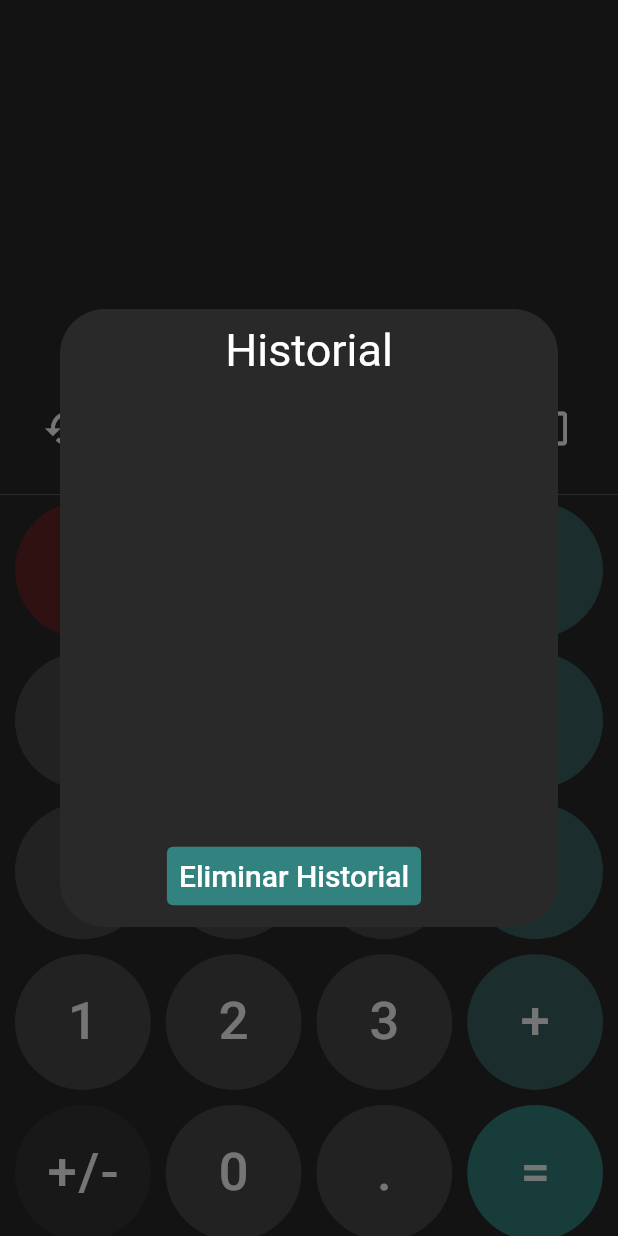
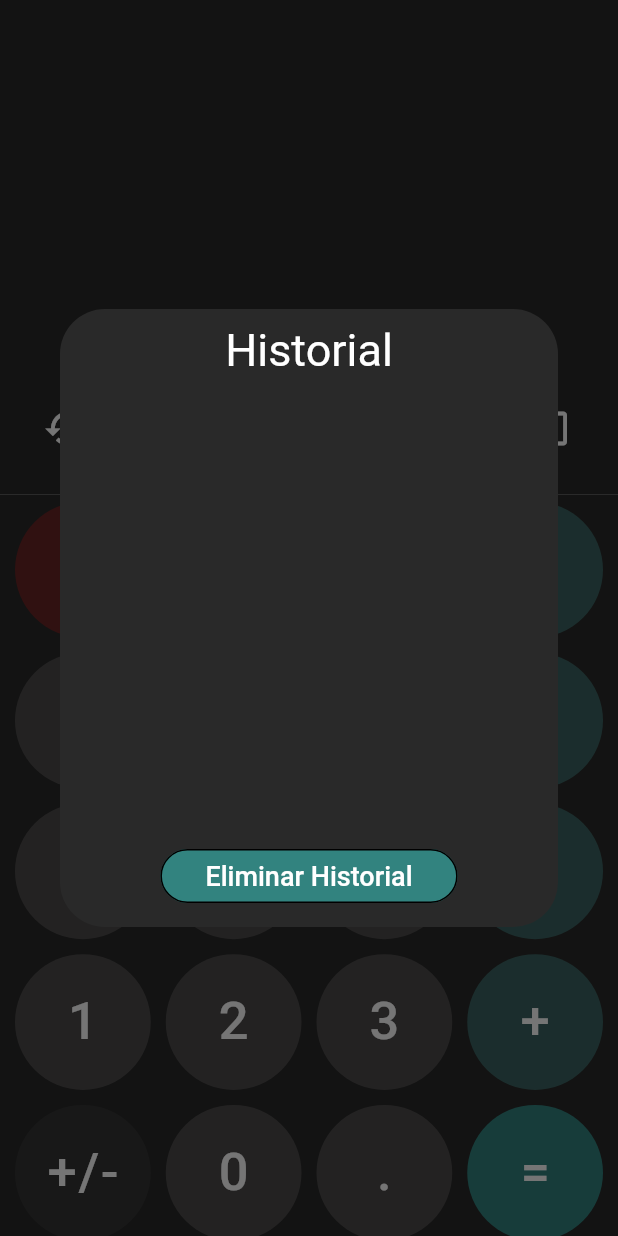
Before and after one commit to MatiasSalomon01/Flutter_Calculator, a Flutter app: the screen it shows after launch, after a tap on the "history" icon, on a phone screen of 412 x 824 dp. Run offline on Flutter 3.47's test engine with Material 2 defaults, Android fonts, the phone set to English and light mode, and no system bars.

Commit message:
Modificacion al boton de eliminar historial

```diff
--- a/lib/widgets/input_area.dart
+++ b/lib/widgets/input_area.dart
@@ -91,6 +91,7 @@ Widget contentBox(BuildContext context) {
     ),
     height: MediaQuery.of(context).size.height / 2,
     child: Column(
+      crossAxisAlignment: CrossAxisAlignment.center,
       children: [
         const Padding(
           padding: EdgeInsets.only(top: 10),
@@ -115,18 +116,23 @@ Widget contentBox(BuildContext context) {
             itemCount: inputProvider.totalHistory.length,
           ),
         ),
-        Padding(
-          padding: const EdgeInsets.only(right: 20, top: 10, bottom: 10),
+        Container(
+          padding: const EdgeInsets.symmetric(vertical: 10),
           child: TextButton(
             onPressed: () {
               inputProvider.totalHistory.clear();
               Navigator.pop(context);
             },
             style: TextButton.styleFrom(
-                backgroundColor: const Color.fromARGB(255, 50, 131, 127)),
+              padding: EdgeInsets.symmetric(horizontal: 30, vertical: 5),
+              backgroundColor: const Color.fromARGB(255, 50, 131, 127),
+              shape: const StadiumBorder(
+                side: BorderSide(),
+              ),
+            ),
             child: const Text(
               'Eliminar Historial',
-              style: TextStyle(color: Colors.white, fontSize: 20),
+              style: TextStyle(color: Colors.white, fontSize: 18),
             ),
           ),
         ),
```
